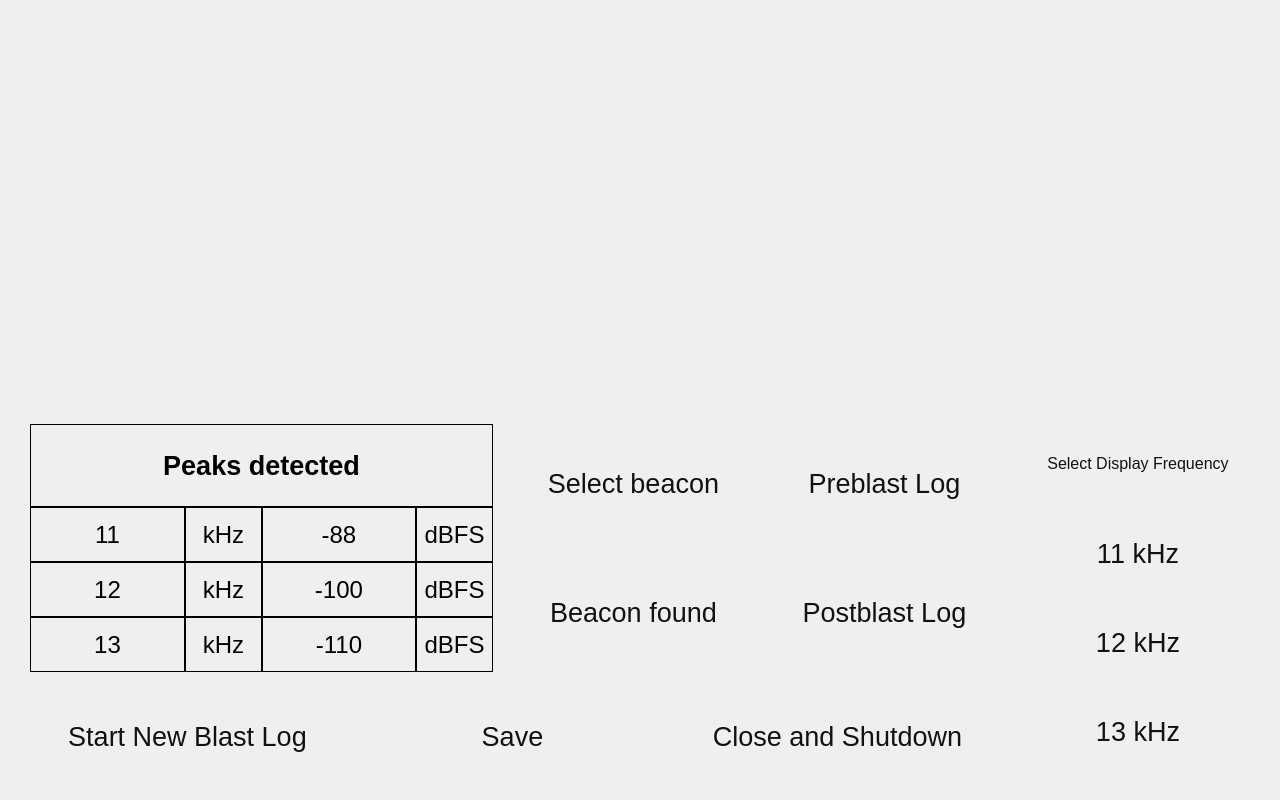
Landers-Inc/richi_gui, file mainwindow.ui: the form before one commit.
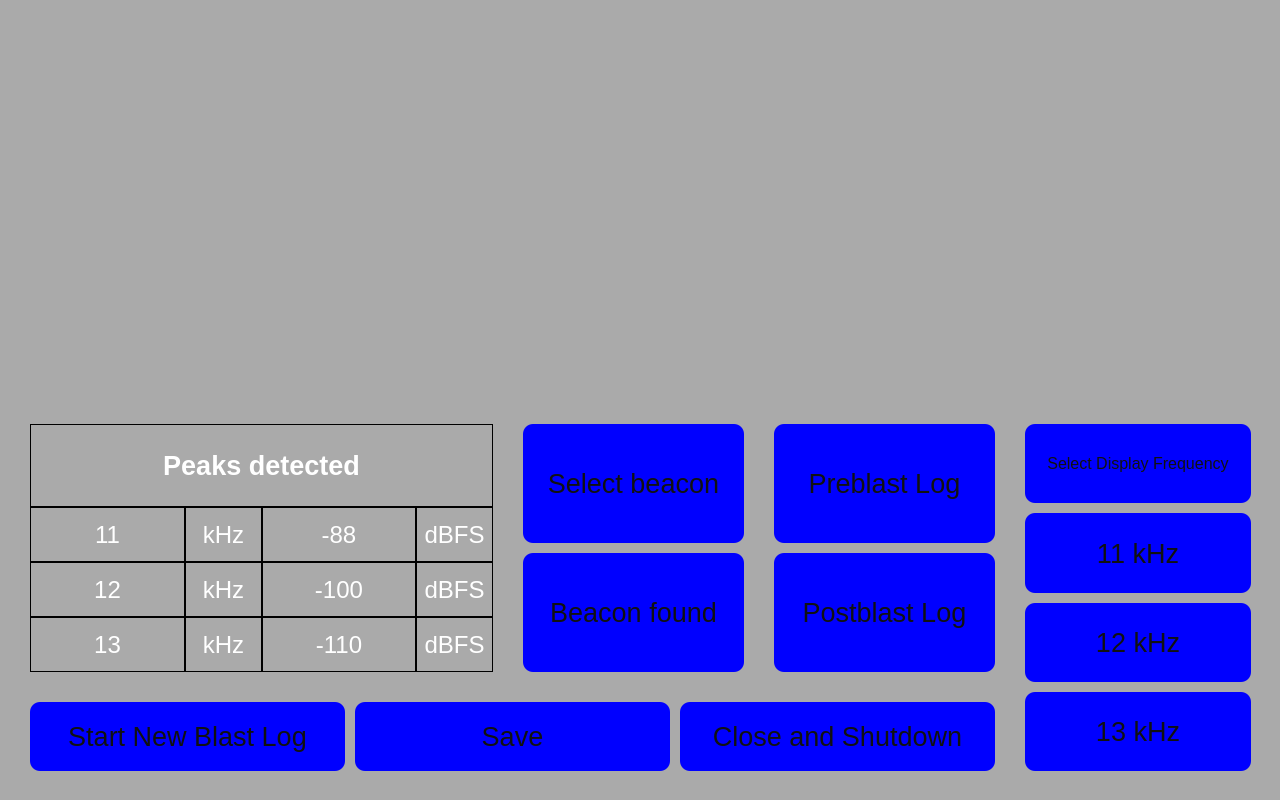
The form after the commit. Custom widgets are drawn as their Qt base class.

```diff
--- a/mainwindow.ui
+++ b/mainwindow.ui
@@ -26,14 +26,19 @@
    <string>MainWindow</string>
   </property>
   <property name="styleSheet">
-   <string notr="true">QPushButton {
+   <string notr="true">QWidget#centralwidget{
+	background: #aaa;
+}
+
+QLabel{
+	color: #fff;
+}
+
+QPushButton {
     color: #111;
     border-radius: 10px;
     border-style: outset;
-    background: qradialgradient(
-        cx: 0.3, cy: -0.4, fx: 0.3, fy: -0.4,
-        radius: 1.35, stop: 0 #fff, stop: 1 #aaa
-        );
+    background: blue;
     padding: 5px;
     }
 
```
